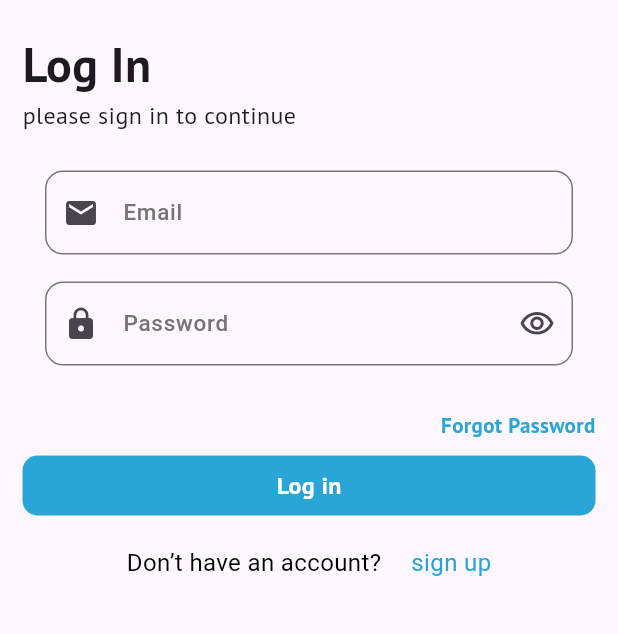
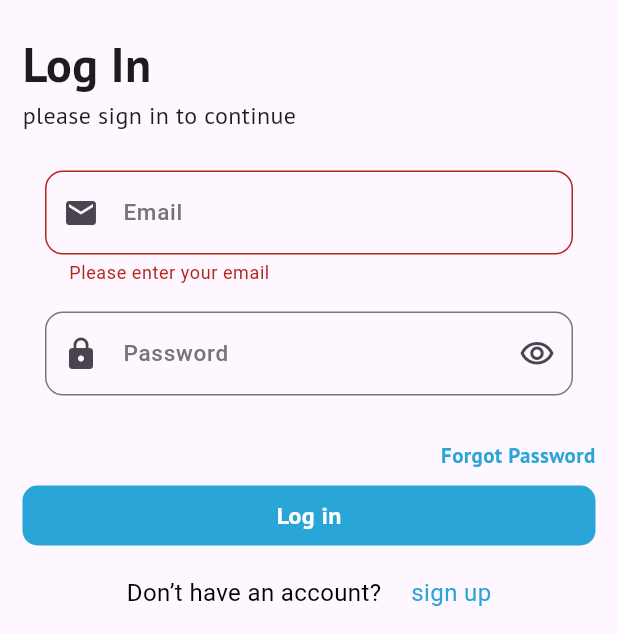
Before and after one commit to adityaandhale30/git_trial, a Flutter app: the screen it shows after launch, after a tap on "Log in", on a phone screen of 412 x 824 dp, the part 602-1236 px from its top. Run offline on Flutter 3.47's test engine with Material 3 defaults, Android fonts, the phone set to English and light mode, and no system bars; our stand-ins replace firebase_auth, firebase_core, gap, get, google_fonts, persistent_bottom_nav_bar and 1 more; missing offline and left inert: firebase_cloud_firestore; accounts and stored records are empty; Roboto replaces fonts that are missing (Alatsi).

Commit message:
Firebase-and-Authentication-by-yashodip

```diff
--- a/lib/Views/authentication/loginPage.dart
+++ b/lib/Views/authentication/loginPage.dart
@@ -1,4 +1,6 @@
 //import 'dart:ui';
+
+import 'dart:developer';
 
 import 'package:firebase_auth/firebase_auth.dart';
 import 'package:firebase_cloud_firestore/firebase_cloud_firestore.dart';
@@ -21,10 +23,41 @@ class _LoginScreenState extends State<LoginScreen> {
   final TextEditingController emailController = TextEditingController();
   final TextEditingController passwordController = TextEditingController();
   bool _isVisibility = true;
+  final _formKey = GlobalKey<FormState>();
 
-  _signIn({required String email, required String password}) async {
-    await FirebaseAuth.instance
-        .signInWithEmailAndPassword(email: email, password: password);
+  /// Signs in a user with the provided email and password.
+  ///
+  /// Displays an error message using the `ScaffoldMessenger` if the sign-in fails.
+  Future<void> _signIn({
+    required String email,
+    required String password,
+  }) async {
+    try {
+      await FirebaseAuth.instance.signInWithEmailAndPassword(
+        email: email,
+        password: password,
+      );
+      Navigator.pushReplacement(
+        context,
+        MaterialPageRoute(
+          builder: (_) => HomeScreen(),
+        ),
+      );
+    } on FirebaseAuthException catch (e) {
+      String errorMessage;
+      switch (e.code) {
+        case 'user-not-found':
+          errorMessage = 'No user found for that email.';
+          break;
+        case 'wrong-password':
+          errorMessage = 'Wrong password provided for that user.';
+          break;
+        default:
+          errorMessage = 'An error occurred: ${e.message}';
+          break;
+      }
+      log(errorMessage);
+    }
   }
 
   @override
@@ -63,6 +96,7 @@ class _LoginScreenState extends State<LoginScreen> {
                   Padding(
                     padding: const EdgeInsets.all(15.0),
                     child: Form(
+                      key: _formKey,
                       child: Column(
                         children: [
                           TextFormField(
@@ -169,9 +203,12 @@ class _LoginScreenState extends State<LoginScreen> {
                   ),
                   GestureDetector(
                     onTap: () async {
-                      _signIn(
+                      if (_formKey.currentState!.validate()) {
+                        _signIn(
                           email: emailController.text,
-                          password: passwordController.text);
+                          password: passwordController.text,
+                        );
+                      }
                     },
                     child: Container(
                       height: 40,
--- a/lib/Views/authentication/signUpPage.dart
+++ b/lib/Views/authentication/signUpPage.dart
@@ -73,9 +73,7 @@ class _SignUpScreenState extends State<SignUpScreen> {
 
   @override
   Widget build(BuildContext context) {
-    return MaterialApp(
-      debugShowCheckedModeBanner: false,
-      home: Scaffold(
+    return Scaffold(
       resizeToAvoidBottomInset: true,
       body: SingleChildScrollView(
         child: Padding(
@@ -279,7 +277,6 @@ class _SignUpScreenState extends State<SignUpScreen> {
           ),
         ),
       ),
-      ),
     );
   }
 }
--- a/lib/main.dart
+++ b/lib/main.dart
@@ -1,9 +1,17 @@
+import 'package:firebase_core/firebase_core.dart';
 import 'package:flutter/material.dart';
 import 'package:get/get.dart';
 import 'package:git_trial/Views/splash_screen.dart';
 
-
-void main() {
+void main() async {
+  WidgetsFlutterBinding.ensureInitialized();
+  await Firebase.initializeApp(
+    options: FirebaseOptions(
+        apiKey: "AIzaSyBGVyf7SH44LIEG5fNJFmvUMl2Y2F2_Luo",
+        appId: "1:652795462035:android:f1ed1df7e07c5e36112866",
+        messagingSenderId: "652795462035",
+        projectId: "final-year-project-71e76"),
+  );
   runApp(const MainApp());
 }
 
```
Also changed, not shown: pubspec.lock, 3 other files. Lines whose indentation alone changed are shown as unchanged.
